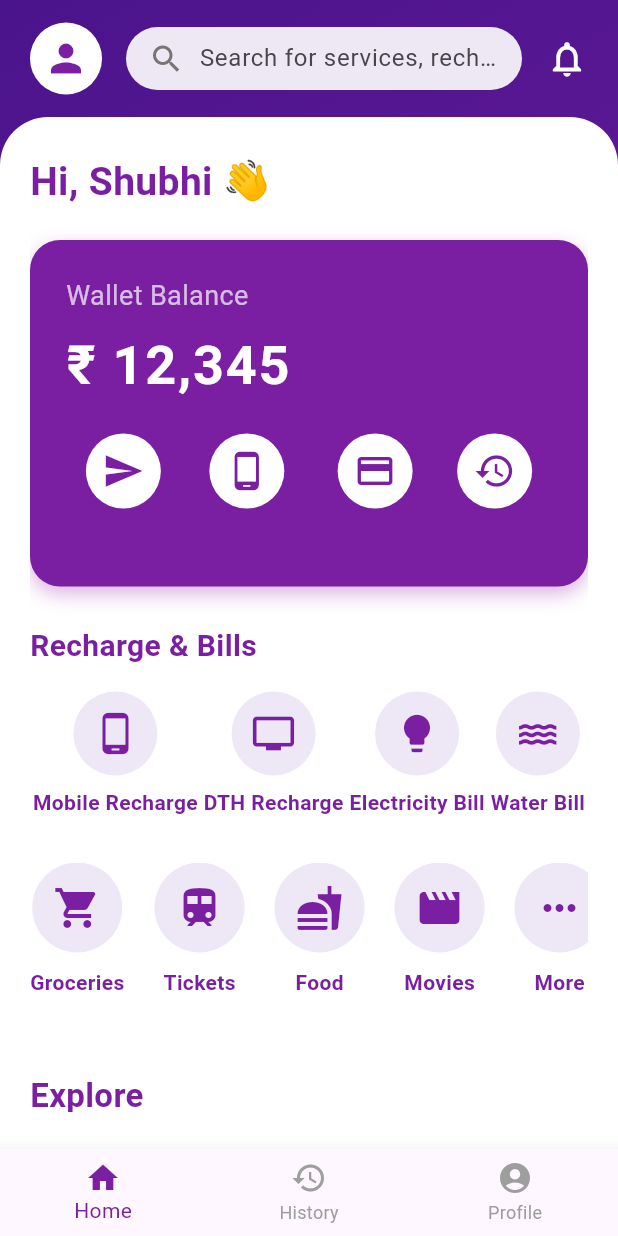
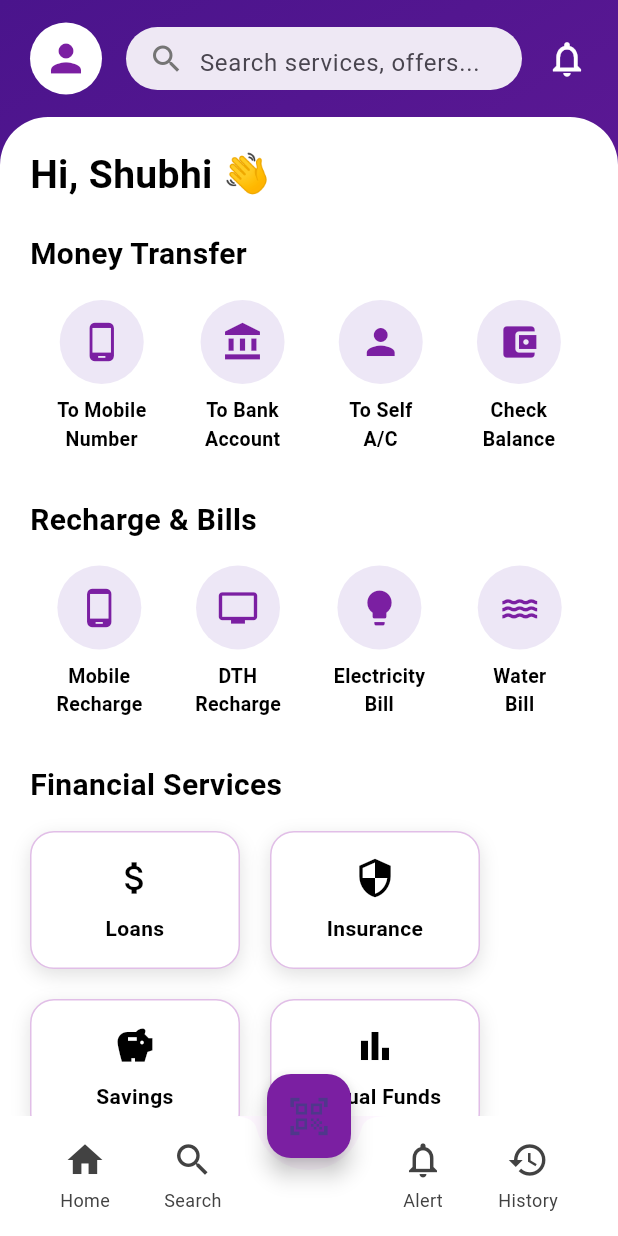
Before and after one commit to Shubhiviij/Phonepe_clone, a Flutter app: the DashboardScreen screen opened directly, on a phone screen of 412 x 824 dp. Run offline on Flutter 3.47's test engine with Material 3 defaults, Android fonts, the phone set to English and light mode, and no system bars.

Commit message:
new commit

```diff
--- a/lib/Screens/dashboard_screen.dart
+++ b/lib/Screens/dashboard_screen.dart
@@ -1,12 +1,11 @@
 import 'package:flutter/material.dart';
 
 class DashboardScreen extends StatelessWidget {
-  final String userName = 'Shubhi'; // Updated name here
+  final String userName = 'Shubhi';
 
   @override
   Widget build(BuildContext context) {
     return Scaffold(
-      // Gradient background similar to PhonePe style
       body: Container(
         decoration: BoxDecoration(
           gradient: LinearGradient(
@@ -23,57 +22,26 @@ class DashboardScreen extends StatelessWidget {
                 child: Container(
                   decoration: BoxDecoration(
                     color: Colors.white,
-                    borderRadius:
-                    BorderRadius.only(topLeft: Radius.circular(32), topRight: Radius.circular(32)),
+                    borderRadius: BorderRadius.vertical(top: Radius.circular(32)),
                   ),
-                  child: Padding(
-                    padding: EdgeInsets.symmetric(horizontal: 20, vertical: 25),
                   child: SingleChildScrollView(
+                    padding: EdgeInsets.all(20),
                     child: Column(
                       crossAxisAlignment: CrossAxisAlignment.start,
                       children: [
                         _buildGreeting(),
                         SizedBox(height: 20),
-
-                          // Wallet + Recharge & Bills Section in a Column
-                          Column(
-                            crossAxisAlignment: CrossAxisAlignment.start,
-                            children: [
-                              _buildWalletCard(),
-                              SizedBox(height: 25),
-
-                              // Recharge & Bills Section Title
-                              Text(
-                                'Recharge & Bills',
-                                style: TextStyle(
-                                  fontSize: 20,
-                                  fontWeight: FontWeight.bold,
-                                  color: Color(0xFF7B1FA2),
-                                ),
-                              ),
-                              SizedBox(height: 16),
-
-                              // Recharge & Bills Options
-                              Row(
-                                mainAxisAlignment: MainAxisAlignment.spaceAround,
-                                children: [
-                                  _rechargeBillItem(Icons.phone_android, 'Mobile Recharge'),
-                                  _rechargeBillItem(Icons.tv, 'DTH Recharge'),
-                                  _rechargeBillItem(Icons.lightbulb, 'Electricity Bill'),
-                                  _rechargeBillItem(Icons.water, 'Water Bill'),
+                        _buildMoneyTransferSection(),
+                        SizedBox(height: 30),
+                        _buildRechargeAndBills(),
+                        SizedBox(height: 30),
+                        _buildFinanceButtons(),
+                        SizedBox(height: 30),
+                        buildManagePaymentsSection(),
+                        SizedBox(height: 30),
+                        _buildSponsoredLinks(),
+                        SizedBox(height: 80), // To avoid bottom nav bar overlay
                       ],
-                              ),
-                            ],
-                          ),
-
-                          SizedBox(height: 30),
-                          _buildQuickActions(),
-                          SizedBox(height: 30),
-                          _buildExploreTitle(),
-                          SizedBox(height: 16),
-                          _buildServicesGrid(),
-                        ],
-                      ),
                     ),
                   ),
                 ),
@@ -82,15 +50,9 @@ class DashboardScreen extends StatelessWidget {
           ),
         ),
       ),
-      bottomNavigationBar: BottomNavigationBar(
-        selectedItemColor: Color(0xFF7B1FA2),
-        unselectedItemColor: Colors.grey,
-        items: [
-          BottomNavigationBarItem(icon: Icon(Icons.home), label: 'Home'),
-          BottomNavigationBarItem(icon: Icon(Icons.history), label: 'History'),
-          BottomNavigationBarItem(icon: Icon(Icons.account_circle), label: 'Profile'),
-        ],
-      ),
+      bottomNavigationBar: _buildBottomNavigationBar(),
+      floatingActionButtonLocation: FloatingActionButtonLocation.centerDocked,
+      floatingActionButton: _buildFloatingQRButton(),
     );
   }
 
@@ -120,9 +82,8 @@ class DashboardScreen extends StatelessWidget {
                   Expanded(
                     child: TextField(
                       decoration: InputDecoration(
-                        hintText: 'Search for services, recharge, pay bills...',
+                        hintText: 'Search services, offers...',
                         border: InputBorder.none,
-                        isDense: true,
                       ),
                     ),
                   ),
@@ -143,130 +104,204 @@ class DashboardScreen extends StatelessWidget {
       style: TextStyle(
         fontSize: 26,
         fontWeight: FontWeight.bold,
-        color: Color(0xFF7B1FA2),
+        color: Colors.black,
       ),
     );
   }
 
-  Widget _buildWalletCard() {
+  Widget _buildMoneyTransferSection() {
+    return Column(
+      crossAxisAlignment: CrossAxisAlignment.start,
+      children: [
+        Text(
+          'Money Transfer',
+          style: TextStyle(
+            fontSize: 20,
+            fontWeight: FontWeight.bold,
+            color: Colors.black,
+          ),
+        ),
+        SizedBox(height: 16),
+        Row(
+          mainAxisAlignment: MainAxisAlignment.spaceAround,
+          children: [
+            _quickButton(Icons.phone_android, 'To Mobile\nNumber'),
+            _quickButton(Icons.account_balance, 'To Bank\nAccount'),
+            _quickButton(Icons.person, 'To Self\nA/C'),
+            _quickButton(Icons.account_balance_wallet, 'Check\nBalance'),
+          ],
+        ),
+      ],
+    );
+  }
+
+  Widget _buildRechargeAndBills() {
+    return Column(
+      crossAxisAlignment: CrossAxisAlignment.start,
+      children: [
+        Text(
+          'Recharge & Bills',
+          style: TextStyle(
+            fontSize: 20,
+            fontWeight: FontWeight.bold,
+            color: Colors.black,
+          ),
+        ),
+        SizedBox(height: 16),
+        Row(
+          mainAxisAlignment: MainAxisAlignment.spaceAround,
+          children: [
+            _quickButton(Icons.phone_android, 'Mobile\nRecharge'),
+            _quickButton(Icons.tv, 'DTH\nRecharge'),
+            _quickButton(Icons.lightbulb, 'Electricity\nBill'),
+            _quickButton(Icons.water, 'Water\nBill'),
+          ],
+        ),
+      ],
+    );
+  }
+
+  Widget _buildFinanceButtons() {
+    return Column(
+      crossAxisAlignment: CrossAxisAlignment.start,
+      children: [
+        Text(
+          'Financial Services',
+          style: TextStyle(
+            fontSize: 20,
+            fontWeight: FontWeight.bold,
+            color: Colors.black,
+          ),
+        ),
+        SizedBox(height: 16),
+        Wrap(
+          spacing: 20,
+          runSpacing: 20,
+          children: [
+            _enhancedFinanceButton(Icons.attach_money, 'Loans'),
+            _enhancedFinanceButton(Icons.security, 'Insurance'),
+            _enhancedFinanceButton(Icons.savings, 'Savings'),
+            _enhancedFinanceButton(Icons.bar_chart, 'Mutual Funds'),
+            _enhancedFinanceButton(Icons.flight_takeoff, 'Travel & Transit'),
+          ],
+        ),
+      ],
+    );
+  }
+
+  Widget _quickButton(IconData icon, String label) {
+    return Column(
+      children: [
+        CircleAvatar(
+          radius: 28,
+          backgroundColor: Color(0xFFEDE7F6),
+          child: Icon(icon, size: 28, color: Color(0xFF7B1FA2)), // purple icons
+        ),
+        SizedBox(height: 8),
+        Text(
+          label,
+          textAlign: TextAlign.center,
+          style: TextStyle(
+            color: Colors.black,
+            fontWeight: FontWeight.w600,
+            fontSize: 13,
+          ),
+        ),
+      ],
+    );
+  }
+
+  Widget _enhancedFinanceButton(IconData icon, String label) {
     return Container(
-      padding: EdgeInsets.all(24),
+      width: 140,
+      padding: EdgeInsets.symmetric(vertical: 16),
       decoration: BoxDecoration(
-        color: Color(0xFF7B1FA2),
-        borderRadius: BorderRadius.circular(20),
+        color: Colors.white,
+        borderRadius: BorderRadius.circular(16),
+        border: Border.all(color: Colors.purple.shade100),
         boxShadow: [
           BoxShadow(
-            color: Colors.purple.shade300.withOpacity(0.5),
+            color: Colors.grey.shade300,
             blurRadius: 10,
-            offset: Offset(0, 5),
-          )
+            offset: Offset(0, 4),
+          ),
         ],
       ),
       child: Column(
-        crossAxisAlignment: CrossAxisAlignment.start,
         children: [
+          Icon(icon, color: Colors.black, size: 28),
+          SizedBox(height: 10),
           Text(
-            'Wallet Balance',
-            style: TextStyle(color: Colors.white70, fontSize: 18),
+            label,
+            style: TextStyle(
+              color: Colors.black,
+              fontWeight: FontWeight.w600,
+              fontSize: 14,
             ),
-          SizedBox(height: 8),
-          Text(
-            '₹ 12,345',
-            style: TextStyle(
-              color: Colors.white,
-              fontSize: 36,
-              fontWeight: FontWeight.bold,
-              letterSpacing: 1.2,
-            ),
-          ),
-          SizedBox(height: 20),
-          Row(
-            mainAxisAlignment: MainAxisAlignment.spaceAround,
-            children: [
-              _walletActionButton(Icons.send, 'Send'),
-              _walletActionButton(Icons.phone_android, 'Recharge'),
-              _walletActionButton(Icons.payment, 'Pay Bills'),
-              _walletActionButton(Icons.history, 'History'),
-            ],
+            textAlign: TextAlign.center,
           ),
         ],
       ),
     );
   }
 
-  Widget _walletActionButton(IconData icon, String label) {
+  Widget buildManagePaymentsSection() {
     return Column(
+      crossAxisAlignment: CrossAxisAlignment.start,
       children: [
-        CircleAvatar(
-          radius: 25,
-          backgroundColor: Colors.white,
-          child: Icon(icon, size: 28, color: Color(0xFF7B1FA2)),
+        Text(
+          'Manage Payments',
+          style: TextStyle(
+            fontSize: 18,
+            fontWeight: FontWeight.bold,
+            color: Colors.black,
           ),
-        SizedBox(height: 8),
-        Text(label,
-            style: TextStyle(
-              color: Color(0xFF7B1FA2),
-              fontWeight: FontWeight.w600,
-            )),
+        ),
+        SizedBox(height: 14),
+        GridView.count(
+          crossAxisCount: 2,
+          shrinkWrap: true,
+          physics: NeverScrollableScrollPhysics(),
+          mainAxisSpacing: 16,
+          crossAxisSpacing: 16,
+          childAspectRatio: 3.2,
+          children: [
+            _paymentOptionButton(Icons.account_balance_wallet, 'Wallet'),
+            _paymentOptionButton(Icons.flash_on, 'UPI Lite'),
+            _paymentOptionButton(Icons.group, 'UPI Circle'),
+            _paymentOptionButton(Icons.credit_card, 'Get Credit Card'),
           ],
-    );
-  }
-
-  Widget _rechargeBillItem(IconData icon, String label) {
-    return Column(
-      children: [
-        CircleAvatar(
-          radius: 28,
-          backgroundColor: Color(0xFFEDE7F6),
-          child: Icon(icon, size: 30, color: Color(0xFF7B1FA2)),
-        ),
-        SizedBox(height: 8),
-        Text(
-          label,
-          style: TextStyle(
-            color: Color(0xFF7B1FA2),
-            fontWeight: FontWeight.w600,
-            fontSize: 14,
-          ),
-          textAlign: TextAlign.center,
         ),
       ],
     );
   }
 
-  Widget _buildQuickActions() {
-    return SizedBox(
-      height: 110,
-      child: ListView(
-        scrollDirection: Axis.horizontal,
-        children: [
-          _quickActionItem(Icons.local_grocery_store, 'Groceries'),
-          _quickActionItem(Icons.train, 'Tickets'),
-          _quickActionItem(Icons.fastfood, 'Food'),
-          _quickActionItem(Icons.movie, 'Movies'),
-          _quickActionItem(Icons.more_horiz, 'More'),
+  Widget _paymentOptionButton(IconData icon, String label) {
+    return Container(
+      decoration: BoxDecoration(
+        color: Color(0xFFF2F2F2),
+        borderRadius: BorderRadius.circular(12),
+        boxShadow: [
+          BoxShadow(
+            color: Colors.grey.shade300,
+            blurRadius: 4,
+            offset: Offset(0, 2),
+          ),
         ],
       ),
-    );
-  }
-
-  Widget _quickActionItem(IconData icon, String label) {
-    return Padding(
-      padding: EdgeInsets.only(right: 20),
-      child: Column(
+      padding: EdgeInsets.symmetric(horizontal: 10),
+      child: Row(
+        mainAxisAlignment: MainAxisAlignment.start,
         children: [
-          CircleAvatar(
-            radius: 30,
-            backgroundColor: Color(0xFFEDE7F6),
-            child: Icon(icon, size: 32, color: Color(0xFF7B1FA2)),
-          ),
-          SizedBox(height: 10),
-          Text(
+          Icon(icon, color: Colors.purple, size: 24),
+          SizedBox(width: 10),
+          Flexible(
+            child: Text(
               label,
               style: TextStyle(
-              color: Color(0xFF7B1FA2),
+                color: Colors.black,
                 fontWeight: FontWeight.w600,
-              fontSize: 14,
+              ),
             ),
           ),
         ],
@@ -274,63 +309,99 @@ class DashboardScreen extends StatelessWidget {
     );
   }
 
-  Widget _buildExploreTitle() {
-    return Text(
-      'Explore',
+  Widget _buildSponsoredLinks() {
+    return Column(
+      crossAxisAlignment: CrossAxisAlignment.start,
+      children: [
+        Text(
+          'Sponsored Links',
           style: TextStyle(
-        fontSize: 22,
+            fontSize: 18,
             fontWeight: FontWeight.bold,
-        color: Color(0xFF7B1FA2),
+            color: Colors.black,
           ),
-    );
-  }
-
-  Widget _buildServicesGrid() {
-    return GridView.count(
-      crossAxisCount: 3,
-      shrinkWrap: true,
-      physics: NeverScrollableScrollPhysics(),
-      crossAxisSpacing: 18,
-      mainAxisSpacing: 18,
+        ),
+        SizedBox(height: 10),
+        Row(
+          mainAxisAlignment: MainAxisAlignment.spaceAround,
           children: [
-        _serviceTile(Icons.local_offer, 'Offers'),
-        _serviceTile(Icons.local_taxi, 'Taxi'),
-        _serviceTile(Icons.card_giftcard, 'Gifts'),
-        _serviceTile(Icons.money, 'Loans'),
-        _serviceTile(Icons.movie_filter, 'Movies'),
-        _serviceTile(Icons.more_horiz, 'More'),
+            _sponsoredLinkItem('assets/rummycircle.png', 'Rummy Circle'),
+            _sponsoredLinkItem('assets/zupee.png', 'Zupee'),
+          ],
+        ),
       ],
     );
   }
 
-  Widget _serviceTile(IconData icon, String label) {
-    return Container(
-      decoration: BoxDecoration(
-        color: Color(0xFFF3E5F5),
-        borderRadius: BorderRadius.circular(15),
-        boxShadow: [
-          BoxShadow(
-            color: Colors.purple.shade100.withOpacity(0.5),
-            blurRadius: 6,
-            offset: Offset(0, 3),
-          )
-        ],
+  Widget _sponsoredLinkItem(String imagePath, String title) {
+    return Column(
+      children: [
+        ClipRRect(
+          borderRadius: BorderRadius.circular(12),
+          child: Image.asset(
+            imagePath,
+            height: 60,
+            width: 60,
+            fit: BoxFit.cover,
           ),
-      child: Column(
-        mainAxisAlignment: MainAxisAlignment.center,
-        children: [
-          Icon(icon, size: 36, color: Color(0xFF7B1FA2)),
-          SizedBox(height: 10),
+        ),
+        SizedBox(height: 6),
         Text(
-            label,
+          title,
           style: TextStyle(
-              color: Color(0xFF7B1FA2),
+            color: Colors.black,
             fontWeight: FontWeight.w600,
             fontSize: 14,
           ),
         ),
       ],
+    );
+  }
+
+  // Bottom Navigation Bar mimicking PhonePe style
+  Widget _buildBottomNavigationBar() {
+    return BottomAppBar(
+      shape: CircularNotchedRectangle(),
+      notchMargin: 8,
+      color: Colors.white,
+      elevation: 10,
+      child: Padding(
+        padding: EdgeInsets.symmetric(horizontal: 24),
+        child: Row(
+          mainAxisAlignment: MainAxisAlignment.spaceBetween,
+          children: [
+            _bottomNavItem(Icons.home, "Home", 0),
+            _bottomNavItem(Icons.search, "Search", 1),
+            SizedBox(width: 48), // space for floating button
+            _bottomNavItem(Icons.notifications_none, "Alert", 3),
+            _bottomNavItem(Icons.history, "History", 4),
+          ],
+        ),
       ),
     );
   }
+
+  Widget _bottomNavItem(IconData icon, String label, int index) {
+    // For simplicity, no state change on selection here
+    return Column(
+      mainAxisSize: MainAxisSize.min,
+      children: [
+        Icon(icon, color: Colors.grey[800], size: 28),
+        SizedBox(height: 4),
+        Text(label, style: TextStyle(fontSize: 12, color: Colors.grey[800])),
+      ],
+    );
   }
+
+  // Floating QR Scanner Button
+  Widget _buildFloatingQRButton() {
+    return FloatingActionButton(
+      onPressed: () {
+        // TODO: Add QR scan functionality here
+      },
+      backgroundColor: Color(0xFF7B1FA2),
+      child: Icon(Icons.qr_code_scanner, size: 30),
+      elevation: 6,
+    );
+  }
+}
--- a/pubspec.yaml
+++ b/pubspec.yaml
@@ -32,6 +32,7 @@ dependencies:
     sdk: flutter
 
 
+
   # The following adds the Cupertino Icons font to your application.
   # Use with the CupertinoIcons class for iOS style icons.
   cupertino_icons: ^1.0.8
@@ -39,6 +40,7 @@ dependencies:
 dev_dependencies:
   flutter_test:
     sdk: flutter
+
 
   # The "flutter_lints" package below contains a set of recommended lints to
   # encourage good coding practices. The lint set provided by the package is
@@ -57,6 +59,10 @@ flutter:
   # included with your application, so that you can use the icons in
   # the material Icons class.
   uses-material-design: true
+  assets:
+    - assets/rummycircle.png
+    - assets/zupee.png
+
 
   # To add assets to your application, add an assets section, like this:
   # assets:
```
Also changed, not shown: assets/rummycircle.png (added), assets/zupee.png (added), lib/Recharge & bills/wallet_card.dart (added). Lines whose indentation alone changed are shown as unchanged.
